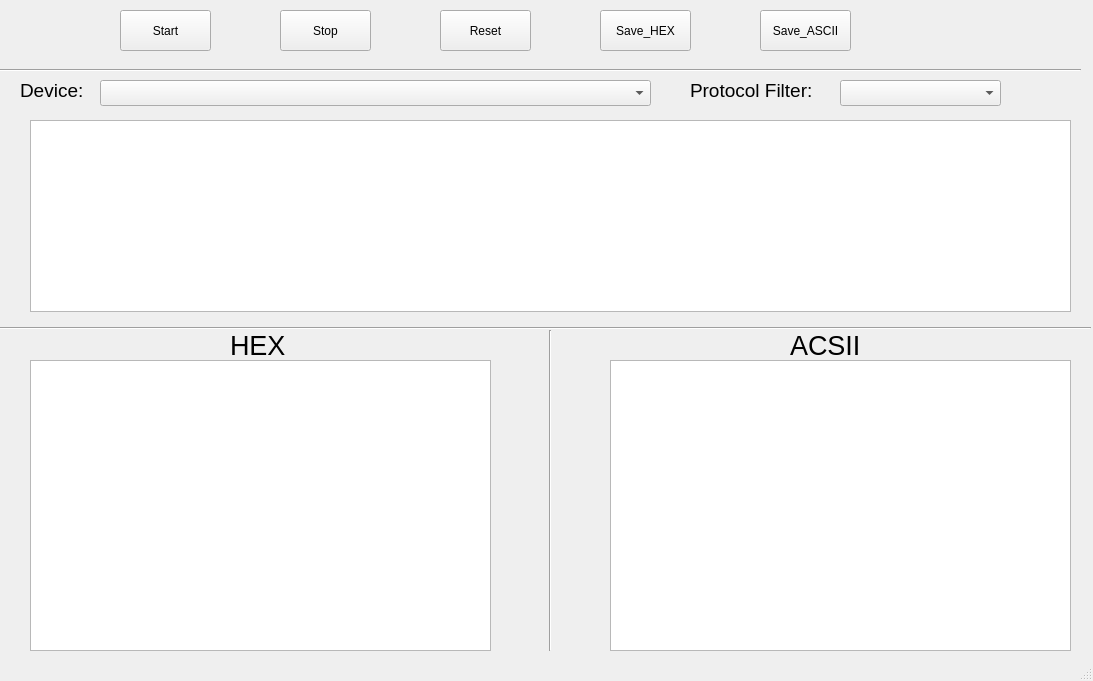
First picture: the form in arp_reciever/mainwindow.ui, repository thinkerleolee/simple-packet-analyzer, before the edit.
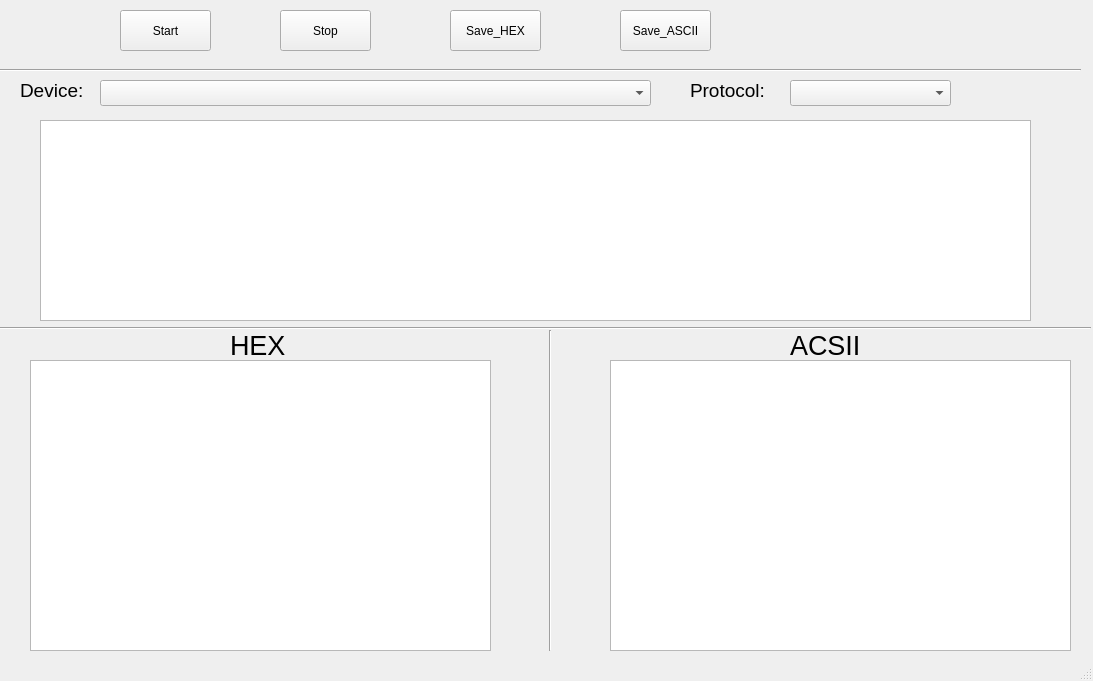
Second picture: the form after the edit.

Diff of the .ui file:
```diff
--- a/arp_reciever/mainwindow.ui
+++ b/arp_reciever/mainwindow.ui
@@ -70,16 +70,6 @@
      <string>ACSII</string>
     </property>
    </widget>
-   <widget class="QTableView" name="tableView_datapacket">
-    <property name="geometry">
-     <rect>
-      <x>30</x>
-      <y>120</y>
-      <width>1041</width>
-      <height>192</height>
-     </rect>
-    </property>
-   </widget>
    <widget class="QLabel" name="label_3">
     <property name="geometry">
      <rect>
@@ -141,23 +131,10 @@
      <string>Stop</string>
     </property>
    </widget>
-   <widget class="QPushButton" name="pushButton_reset">
-    <property name="geometry">
-     <rect>
-      <x>440</x>
-      <y>10</y>
-      <width>91</width>
-      <height>41</height>
-     </rect>
-    </property>
-    <property name="text">
-     <string>Reset</string>
-    </property>
-   </widget>
    <widget class="QPushButton" name="pushButton_save_hex">
     <property name="geometry">
      <rect>
-      <x>600</x>
+      <x>450</x>
       <y>10</y>
       <width>91</width>
       <height>41</height>
@@ -170,7 +147,7 @@
    <widget class="QPushButton" name="pushButton_save_ascii">
     <property name="geometry">
      <rect>
-      <x>760</x>
+      <x>620</x>
       <y>10</y>
       <width>91</width>
       <height>41</height>
@@ -234,19 +211,29 @@
      </font>
     </property>
     <property name="text">
-     <string>Protocol Filter:</string>
+     <string>Protocol:</string>
     </property>
    </widget>
    <widget class="QComboBox" name="comboBox_choose_protocol">
     <property name="geometry">
      <rect>
-      <x>840</x>
+      <x>790</x>
       <y>80</y>
       <width>161</width>
       <height>26</height>
      </rect>
     </property>
    </widget>
+   <widget class="QTableWidget" name="tableWidget">
+    <property name="geometry">
+     <rect>
+      <x>40</x>
+      <y>120</y>
+      <width>991</width>
+      <height>201</height>
+     </rect>
+    </property>
+   </widget>
   </widget>
   <widget class="QStatusBar" name="statusBar"/>
  </widget>
```
